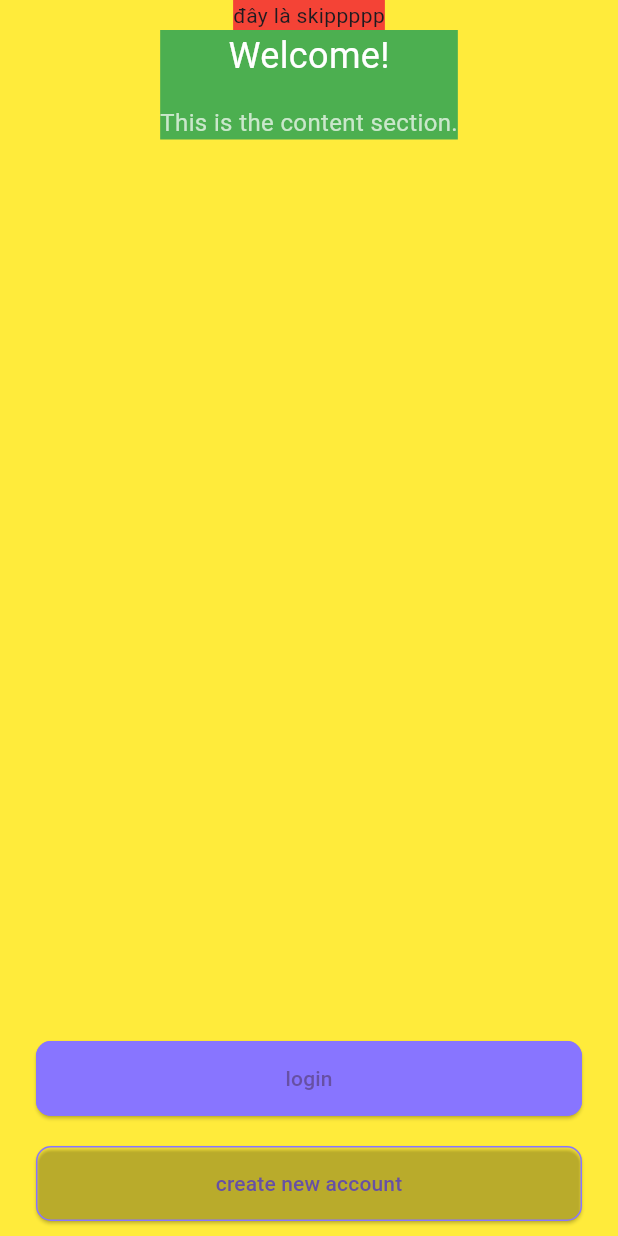
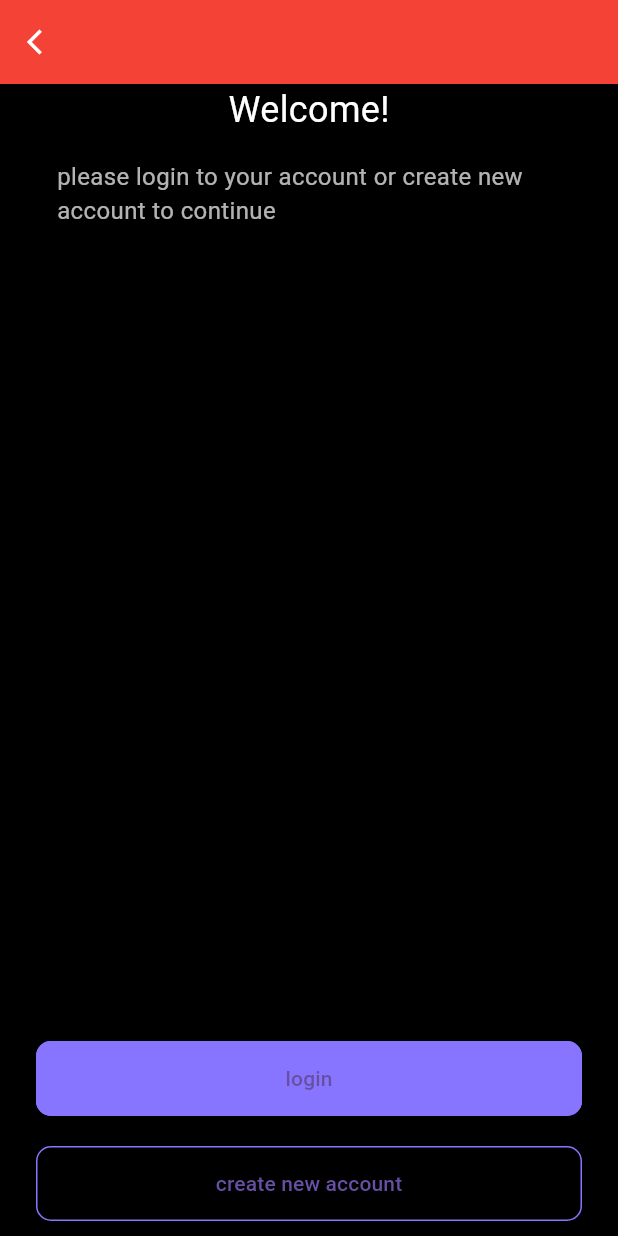
Before and after one commit to songtoantd18/nestjs, a Flutter app: the WelcomePage screen opened directly, on a phone screen of 412 x 824 dp. Run offline on Flutter 3.47's test engine with Material 3 defaults, Android fonts, the phone set to English and light mode, and no system bars.

Commit message:
bài 4.1

```diff
--- a/todoapp/lib/main.dart
+++ b/todoapp/lib/main.dart
@@ -18,8 +18,8 @@
       title: 'Provider Demo',
 
       // home: SplashScreen(),
-      // home: OnboardingPageView(),
-      home: WelcomePage(),
+      home: OnboardingPageView(),
+      // home: WelcomePage(),
     );
   }
 }
--- a/todoapp/lib/screen/welcome/welcome_page.dart
+++ b/todoapp/lib/screen/welcome/welcome_page.dart
@@ -6,17 +6,26 @@ class WelcomePage extends StatelessWidget {
   @override
   Widget build(BuildContext context) {
     return Scaffold(
-      backgroundColor: Colors.yellow,
+      appBar: AppBar(
+        backgroundColor: Colors.red,
+
+        leading: IconButton(
+          onPressed: () {
+            print('ddaayyyyyyyyyyyyyyyyyyyyyyyyyyyyyyyy');
+            Navigator.pop(context);
+          },
+          icon: Icon(Icons.arrow_back_ios, size: 20, color: Colors.white),
+        ),
+      ),
+      backgroundColor: Colors.black,
       body: SafeArea(
         child: Column(
           crossAxisAlignment: CrossAxisAlignment.center,
           mainAxisAlignment: MainAxisAlignment.spaceEvenly,
           children: [
-            _buildSkipButton(),
             _buildContent(),
             const Spacer(),
             _buildButtonLogin(),
-
             _buildButtonRegister(),
           ],
         ),
@@ -30,14 +39,13 @@ class WelcomePage extends StatelessWidget {
 
   Widget _buildContent() {
     return Container(
-      color: Colors.green,
       margin: EdgeInsets.symmetric(horizontal: 38),
       child: Column(
         children: [
           Text('Welcome!', style: TextStyle(fontSize: 24, color: Colors.white)),
           SizedBox(height: 16),
           Text(
-            'This is the content section.',
+            'please login to your account or create new account to continue',
             style: TextStyle(fontSize: 16, color: Colors.white70),
           ),
         ],
```
Also changed, not shown: todoapp/lib/screen/onboarding/onboarding_child_page.dart (+6 -2 lines), todoapp/lib/screen/onboarding/onboarding_page_view.dart (+12 -4 lines), 1 other file.
